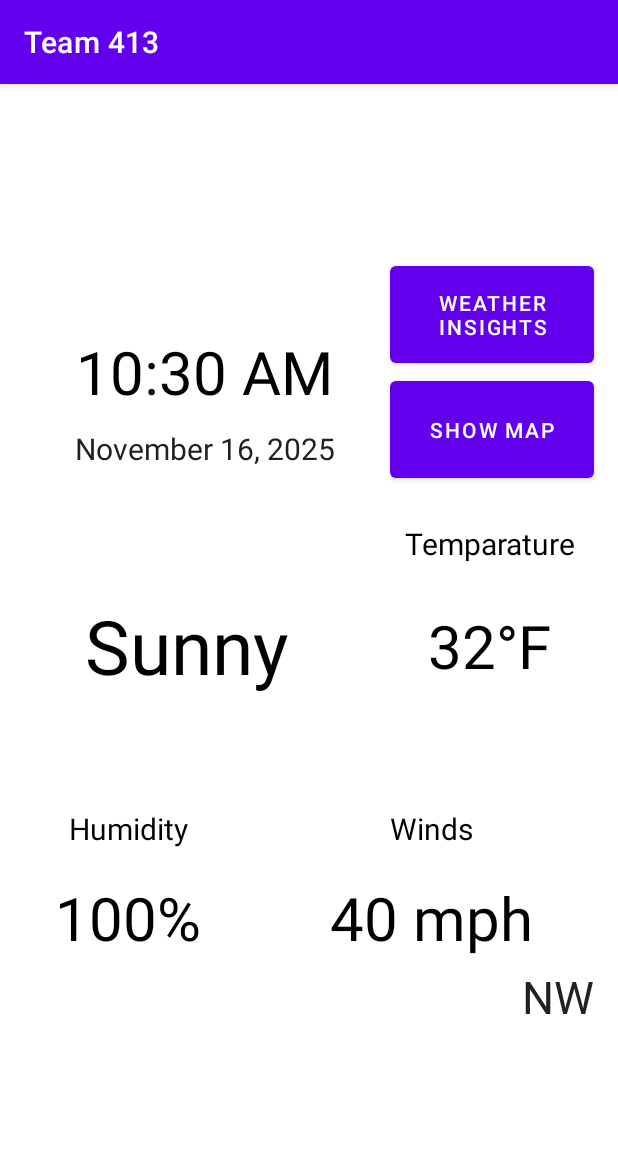
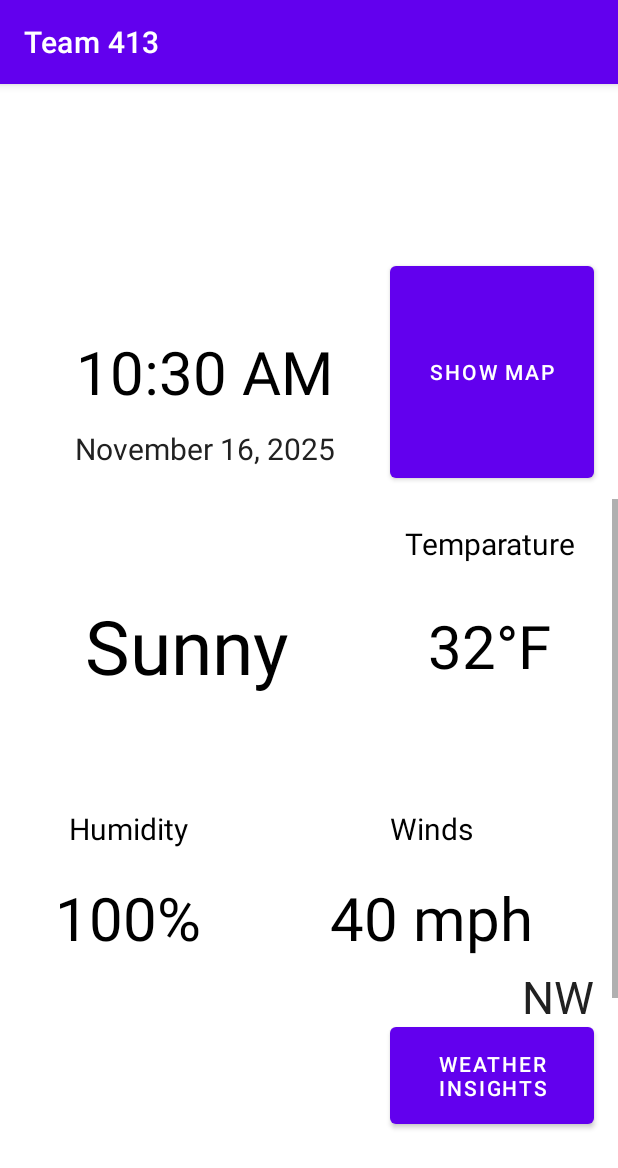
Before and after one commit to penguintron3000/Weather, an Android app: the DetailsActivity screen opened directly, with no data from a screen before it, on a phone screen of 412 x 824 dp. Shown: the top 1168 px of the screen. Run offline under Robolectric (Android 15) with nearby library versions, the phone set to English and light mode, and no system bars; 7 statements that could not run were skipped.

Commit message:
repositioned weather insights button to fulfill requirement

```diff
--- a/app/src/main/res/layout/activity_details.xml
+++ b/app/src/main/res/layout/activity_details.xml
@@ -60,25 +60,14 @@
         </FrameLayout>
 
         <Button
-            android:id="@+id/detailsWeatherInsightsButton"
-            android:layout_width="0dp"
-            android:layout_height="0dp"
-            android:layout_marginEnd="16dp"
-            android:text="Weather Insights"
-            app:layout_constraintEnd_toEndOf="parent"
-            app:layout_constraintHeight_percent=".10"
-            app:layout_constraintTop_toBottomOf="@id/detailsDisplayName"
-            app:layout_constraintWidth_percent="0.33" />
-
-        <Button
             android:id="@+id/detailsMapButton"
             android:layout_width="0dp"
             android:layout_height="0dp"
             android:layout_marginEnd="16dp"
             android:text="Show Map"
             app:layout_constraintEnd_toEndOf="parent"
-            app:layout_constraintHeight_percent="0.10"
-            app:layout_constraintTop_toBottomOf="@id/detailsWeatherInsightsButton"
+            app:layout_constraintHeight_percent="0.20"
+            app:layout_constraintTop_toBottomOf="@id/detailsDisplayName"
             app:layout_constraintWidth_percent="0.33" />
 
         <ScrollView
@@ -91,7 +80,7 @@
             android:background="@android:color/transparent"
             android:tag="override_background"
             app:layout_constraintEnd_toEndOf="parent"
-            app:layout_constraintHeight_percent="0.65"
+            app:layout_constraintHeight_percent="0.45"
             app:layout_constraintHorizontal_bias="1.0"
             app:layout_constraintStart_toStartOf="parent"
             app:layout_constraintTop_toBottomOf="@id/detailsMapButton">
@@ -261,6 +250,17 @@
 
         </ScrollView>
 
+        <Button
+            android:id="@+id/detailsWeatherInsightsButton"
+            android:layout_width="0dp"
+            android:layout_height="0dp"
+            android:layout_marginEnd="16dp"
+            android:text="Weather Insights"
+            app:layout_constraintEnd_toEndOf="parent"
+            app:layout_constraintHeight_percent=".10"
+            app:layout_constraintTop_toBottomOf="@id/detailsCityInfo"
+            app:layout_constraintWidth_percent="0.33" />
+
     </androidx.constraintlayout.widget.ConstraintLayout>
 
 </androidx.constraintlayout.widget.ConstraintLayout>
```
